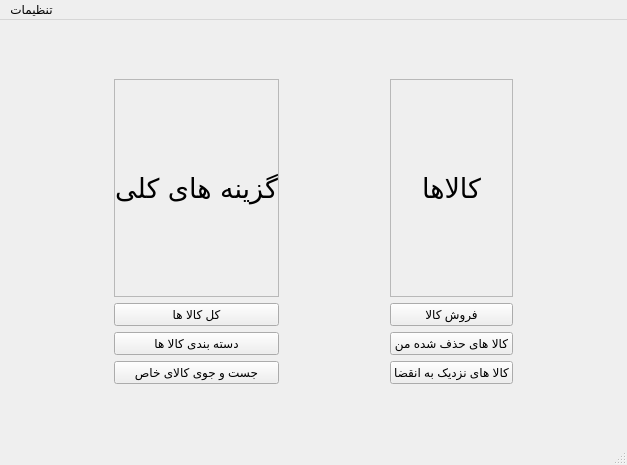
First picture: the form in SellerWindow.ui, repository Alireza8hi/Project-DigiKala, before the edit.
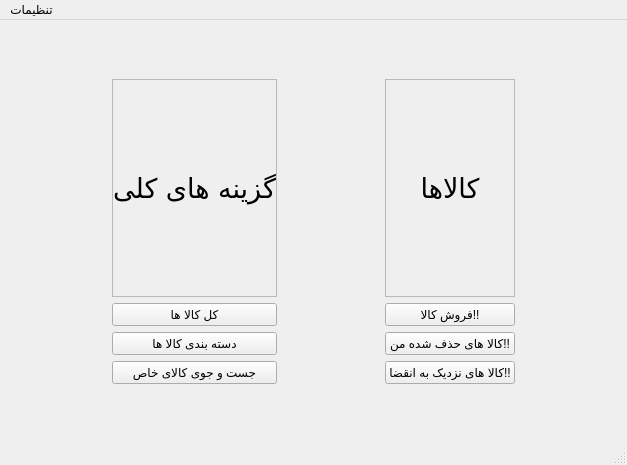
Second picture: the form after the edit. Icons and pictures are not drawn.

```diff
--- a/SellerWindow.ui
+++ b/SellerWindow.ui
@@ -81,7 +81,7 @@
          <string notr="true">color: rgb(0, 0, 0);</string>
         </property>
         <property name="text">
-         <string>فروش کالا</string>
+         <string>فروش کالا!!</string>
         </property>
         <property name="icon">
          <iconset resource="icons.qrc">
@@ -95,7 +95,7 @@
          <string notr="true">color: rgb(0, 0, 0);</string>
         </property>
         <property name="text">
-         <string>کالا های حذف شده من</string>
+         <string>کالا های حذف شده من!!</string>
         </property>
         <property name="icon">
          <iconset resource="icons.qrc">
@@ -109,7 +109,7 @@
          <string notr="true">color: rgb(0, 0, 0);</string>
         </property>
         <property name="text">
-         <string>کالا های نزدیک به انقضا</string>
+         <string>کالا های نزدیک به انقضا!!</string>
         </property>
         <property name="icon">
          <iconset resource="icons.qrc">
```
Left out of the diff: 78 changed lines with no effect on the pictures.
